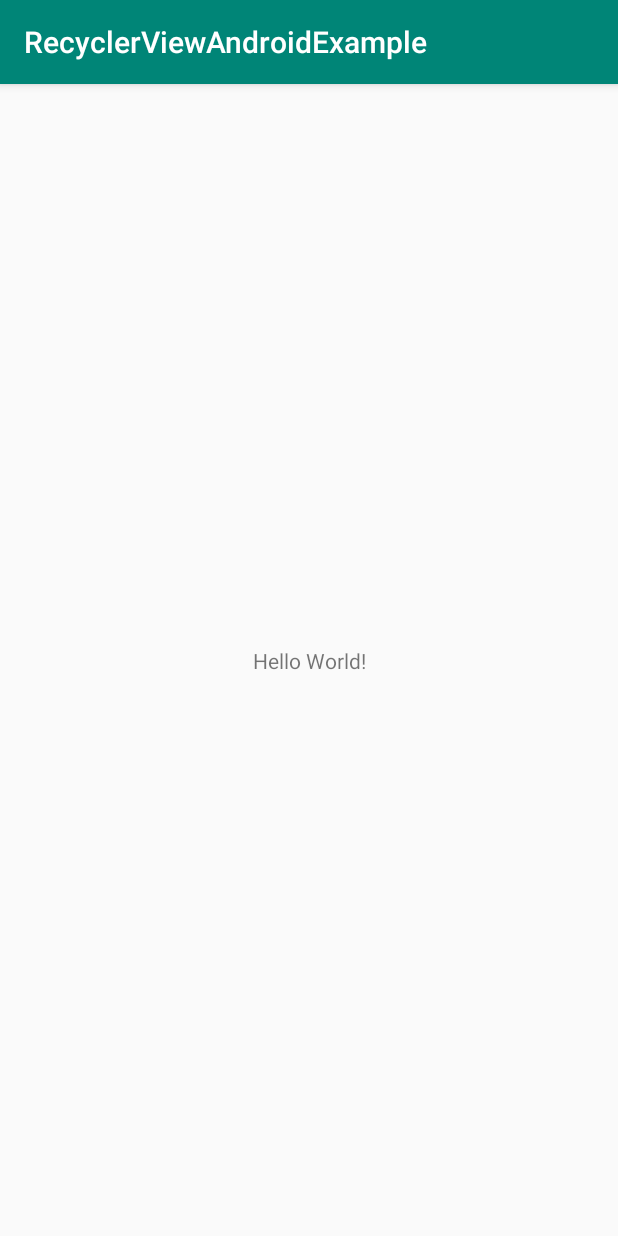
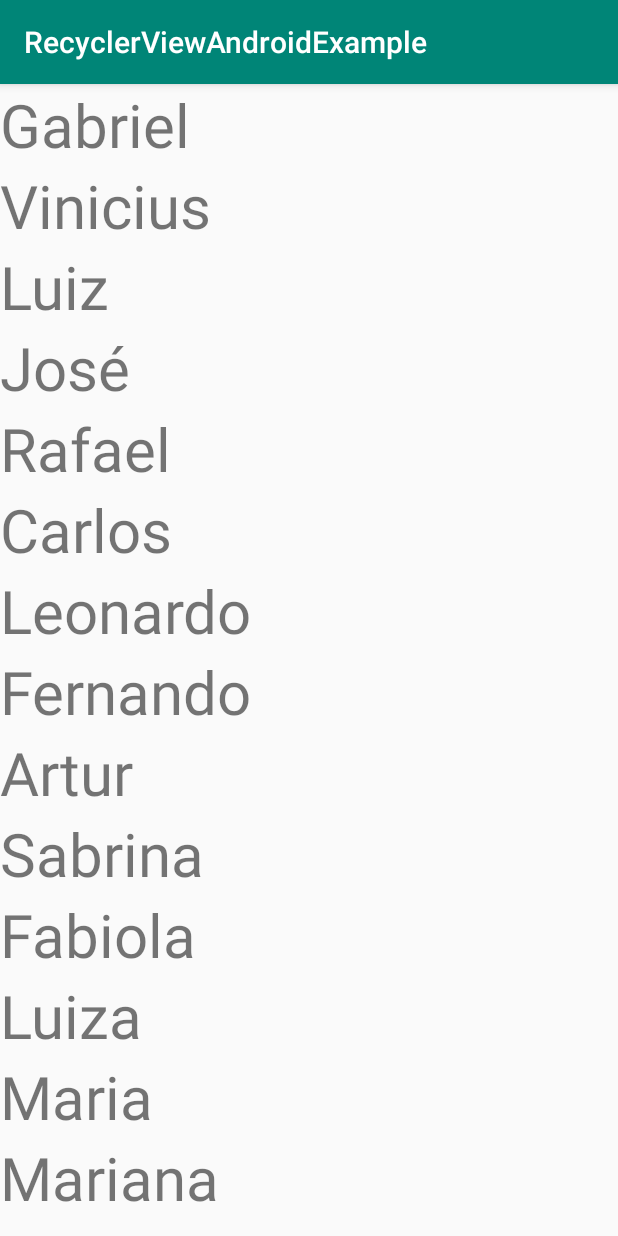
Before and after one commit to gabriel-silva/RecyclerViewAndroidExample, an Android app: the screen it shows after launch (MainActivity), on a phone screen of 412 x 824 dp. Run offline under Robolectric (Android 15) with nearby library versions, the phone set to English and light mode, and no system bars.

Commit message:
exemplo RecyclerView

```diff
--- a/app/build.gradle
+++ b/app/build.gradle
@@ -1,3 +1,4 @@
+//noinspection GradleCompatible
 apply plugin: 'com.android.application'
 
 android {
@@ -25,4 +26,5 @@ dependencies {
     testImplementation 'junit:junit:4.12'
     androidTestImplementation 'com.android.support.test:runner:1.0.2'
     androidTestImplementation 'com.android.support.test.espresso:espresso-core:3.0.2'
+    implementation 'com.android.support:recyclerview-v7:28.0.0'
 }
--- a/app/src/main/AndroidManifest.xml
+++ b/app/src/main/AndroidManifest.xml
@@ -1,6 +1,6 @@
 <?xml version="1.0" encoding="utf-8"?>
 <manifest xmlns:android="http://schemas.android.com/apk/res/android"
-    package="com.example.gabriel.recyclerviewandroidexample" >
+    package="com.example.gabriel.recyclerviewandroidexample">
 
     <application
         android:allowBackup="true"
@@ -8,8 +8,8 @@
         android:label="@string/app_name"
         android:roundIcon="@mipmap/ic_launcher_round"
         android:supportsRtl="true"
-        android:theme="@style/AppTheme" >
-        <activity android:name=".MainActivity" >
+        android:theme="@style/AppTheme">
+        <activity android:name=".MainActivity">
             <intent-filter>
                 <action android:name="android.intent.action.MAIN" />
 
--- a/app/src/main/java/com/example/gabriel/recyclerviewandroidexample/MainActivity.java
+++ b/app/src/main/java/com/example/gabriel/recyclerviewandroidexample/MainActivity.java
@@ -2,12 +2,43 @@ package com.example.gabriel.recyclerviewandroidexample;
 
 import android.support.v7.app.AppCompatActivity;
 import android.os.Bundle;
+import android.support.v7.widget.LinearLayoutManager;
+import android.support.v7.widget.RecyclerView;
+
+import com.example.gabriel.recyclerviewandroidexample.adapter.MyAdapter;
 
 public class MainActivity extends AppCompatActivity {
+
+    private RecyclerView mRecyclerView;
+    private RecyclerView.Adapter mAdapter;
+    private RecyclerView.LayoutManager mLayoutManager;
 
     @Override
     protected void onCreate(Bundle savedInstanceState) {
         super.onCreate(savedInstanceState);
         setContentView(R.layout.activity_main);
+        mRecyclerView = (RecyclerView) findViewById(R.id.my_recycler_view);
+
+        //use essa configuração para melhorar o desempenho se você souber que
+        //as alterações no conteúdo não alteram o tamanho do layout do RecyclerView.
+        mRecyclerView.setHasFixedSize(true);
+
+        //criar layoutManager
+        mLayoutManager = new LinearLayoutManager(this);
+        mRecyclerView.setLayoutManager(mLayoutManager);
+
+        //instancia com MyAdapter com array de nomes
+        mAdapter = new MyAdapter(new String[]{
+                "Gabriel", "Vinicius",
+                "Luiz", "José",
+                "Rafael", "Carlos",
+                "Leonardo", "Fernando",
+                "Artur", "Sabrina",
+                "Fabiola", "Luiza",
+                "Maria", "Mariana",
+                "Vitória", "Fabiana"
+        });
+        //setAdapter com o mAdapter
+        mRecyclerView.setAdapter(mAdapter);
     }
 }
--- /dev/null
+++ b/app/src/main/java/com/example/gabriel/recyclerviewandroidexample/adapter/MyAdapter.java
@@ -0,0 +1,46 @@
+package com.example.gabriel.recyclerviewandroidexample.adapter;
+
+import android.support.v7.widget.RecyclerView;
+import android.view.LayoutInflater;
+import android.view.View;
+import android.view.ViewGroup;
+import android.widget.TextView;
+
+import com.example.gabriel.recyclerviewandroidexample.R;
+
+public class MyAdapter extends RecyclerView.Adapter<MyAdapter.MyViewHolder> {
+    private String[] mDataset;
+
+    public MyAdapter(String[] myDataset) {
+        mDataset = myDataset;
+    }
+
+    @Override
+    public MyAdapter.MyViewHolder onCreateViewHolder(ViewGroup parent, int viewType) {
+        LayoutInflater layoutInflater = LayoutInflater.from(parent.getContext());
+        View view = layoutInflater.inflate(R.layout.my_text_view, parent, false);
+        MyViewHolder vh = new MyViewHolder(view);
+        return vh;
+    }
+
+    @Override
+    public void onBindViewHolder(MyViewHolder holder, int position) {
+        holder.txtName.setText(mDataset[position]);
+    }
+
+    @Override
+    public int getItemCount() {
+        return mDataset.length;
+    }
+
+    public static class MyViewHolder extends RecyclerView.ViewHolder {
+
+        public TextView txtName;
+
+        public MyViewHolder(View v) {
+            super(v);
+            txtName = (TextView) v.findViewById(R.id.text_name);
+        }
+    }
+
+}
--- a/app/src/main/res/layout/activity_main.xml
+++ b/app/src/main/res/layout/activity_main.xml
@@ -1,19 +1,14 @@
 <?xml version="1.0" encoding="utf-8"?>
-<android.support.constraint.ConstraintLayout
-    xmlns:android="http://schemas.android.com/apk/res/android"
+<android.support.constraint.ConstraintLayout xmlns:android="http://schemas.android.com/apk/res/android"
     xmlns:tools="http://schemas.android.com/tools"
-    xmlns:app="http://schemas.android.com/apk/res-auto"
     android:layout_width="match_parent"
     android:layout_height="match_parent"
     tools:context=".MainActivity">
 
-    <TextView
-        android:layout_width="wrap_content"
-        android:layout_height="wrap_content"
-        android:text="Hello World!"
-        app:layout_constraintBottom_toBottomOf="parent"
-        app:layout_constraintLeft_toLeftOf="parent"
-        app:layout_constraintRight_toRightOf="parent"
-        app:layout_constraintTop_toTopOf="parent" />
+    <android.support.v7.widget.RecyclerView
+        android:id="@+id/my_recycler_view"
+        android:layout_width="match_parent"
+        android:layout_height="match_parent"
+        android:scrollbars="vertical" />
 
 </android.support.constraint.ConstraintLayout>
--- /dev/null
+++ b/app/src/main/res/layout/my_text_view.xml
@@ -0,0 +1,12 @@
+<LinearLayout xmlns:android="http://schemas.android.com/apk/res/android"
+    android:layout_width="match_parent"
+    android:layout_height="wrap_content"
+    android:orientation="vertical">
+
+    <TextView
+        android:id="@+id/text_name"
+        android:layout_width="match_parent"
+        android:layout_height="match_parent"
+        android:textSize="40sp" />
+
+</LinearLayout>
--- a/app/src/main/res/mipmap-anydpi-v26/ic_launcher.xml
+++ b/app/src/main/res/mipmap-anydpi-v26/ic_launcher.xml
@@ -1,5 +1,5 @@
 <?xml version="1.0" encoding="utf-8"?>
 <adaptive-icon xmlns:android="http://schemas.android.com/apk/res/android">
-    <background android:drawable="@drawable/ic_launcher_background"/>
-    <foreground android:drawable="@drawable/ic_launcher_foreground"/>
+    <background android:drawable="@drawable/ic_launcher_background" />
+    <foreground android:drawable="@drawable/ic_launcher_foreground" />
 </adaptive-icon>
--- a/app/src/main/res/mipmap-anydpi-v26/ic_launcher_round.xml
+++ b/app/src/main/res/mipmap-anydpi-v26/ic_launcher_round.xml
@@ -1,5 +1,5 @@
 <?xml version="1.0" encoding="utf-8"?>
 <adaptive-icon xmlns:android="http://schemas.android.com/apk/res/android">
-    <background android:drawable="@drawable/ic_launcher_background"/>
-    <foreground android:drawable="@drawable/ic_launcher_foreground"/>
+    <background android:drawable="@drawable/ic_launcher_background" />
+    <foreground android:drawable="@drawable/ic_launcher_foreground" />
 </adaptive-icon>
--- a/gradle.properties
+++ b/gradle.properties
@@ -1,16 +1,12 @@
 # Project-wide Gradle settings.
-
 # IDE (e.g. Android Studio) users:
 # Gradle settings configured through the IDE *will override*
 # any settings specified in this file.
-
 # For more details on how to configure your build environment visit
 # http://www.gradle.org/docs/current/userguide/build_environment.html
-
 # Specifies the JVM arguments used for the daemon process.
 # The setting is particularly useful for tweaking memory settings.
 org.gradle.jvmargs=-Xmx1536m
-
 # When configured, Gradle will run in incubating parallel mode.
 # This option should only be used with decoupled projects. More details, visit
 # http://www.gradle.org/docs/current/userguide/multi_project_builds.html#sec:decoupled_projects
```
Also changed, not shown: app/src/main/res/drawable-v24/ic_launcher_foreground.xml (+6 -6 lines), app/src/main/res/drawable/ic_launcher_background.xml (+166 -70 lines).
